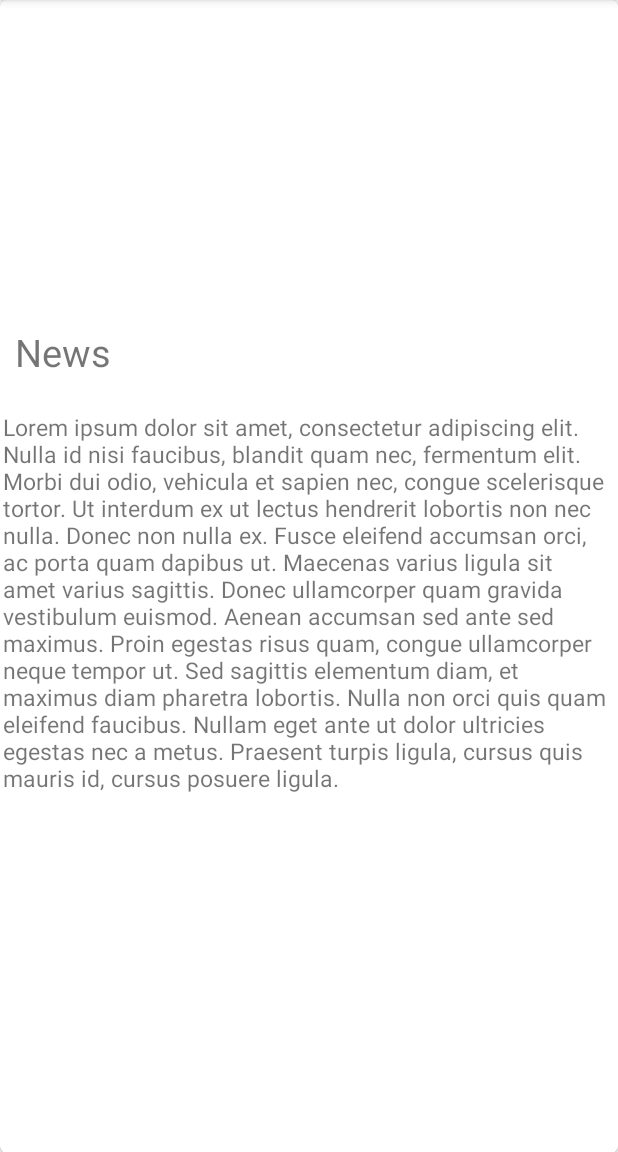
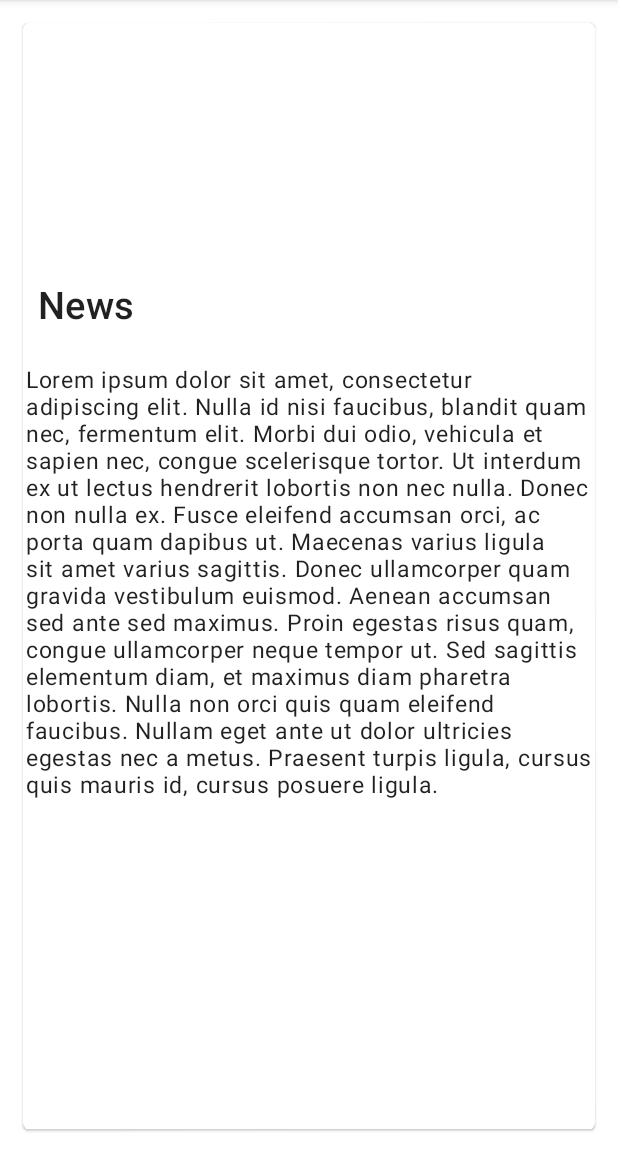
Before and after one commit to gogamid/SportNews, an Android app: the fragment ContentFragment placed in its activity, on a phone screen of 412 x 824 dp, the part 84-1236 px from its top. Run offline under Robolectric (Android 15) with nearby library versions, the phone set to English and light mode, and no system bars.

Commit message:
feat(ui): improve the ui of the app

```diff
--- a/app/src/main/java/com/example/sportsnews/data/Datasource.kt
+++ b/app/src/main/java/com/example/sportsnews/data/Datasource.kt
@@ -14,7 +14,7 @@ class Datasource {
     News(R.drawable.icon_running, "Running", "Here are some Running news"),
     News(R.drawable.icon_soccer, "Soccer", "Here are some Soccer news"),
     News(R.drawable.icon_swimming, "Swimming", "Here are some Swimming news"),
-    News(R.drawable.img_tabletennis, "Table Tennis", "Here are some Table Tennis news"),
-    News(R.drawable.img_tennis, "Tennis", "Here are some Tennis news")
+    News(R.drawable.icon_tabletennis, "Table Tennis", "Here are some Table Tennis news"),
+    News(R.drawable.icon_tennis, "Tennis", "Here are some Tennis news")
   )
 }
--- a/app/src/main/res/layout/fragment_content.xml
+++ b/app/src/main/res/layout/fragment_content.xml
@@ -8,7 +8,8 @@
 
     <com.google.android.material.card.MaterialCardView
         android:layout_width="match_parent"
-        android:layout_height="match_parent">
+        android:layout_height="match_parent"
+        android:layout_margin="15dp">
 
         <androidx.constraintlayout.widget.ConstraintLayout
             android:layout_width="match_parent"
@@ -27,16 +28,18 @@
 
             <TextView
                 android:id="@+id/title_tv"
+                style="@style/SportsTitle"
                 android:layout_width="wrap_content"
                 android:layout_height="wrap_content"
                 android:layout_marginStart="10dp"
                 android:textSize="35sp"
+                app:layout_constraintBottom_toBottomOf="@+id/image_view"
                 app:layout_constraintStart_toStartOf="parent"
-                app:layout_constraintTop_toBottomOf="@+id/image_view"
                 tools:text="Basketball" />
 
             <TextView
                 android:id="@+id/news_tv"
+                style="@style/SportsDetailText"
                 android:layout_width="wrap_content"
                 android:layout_height="wrap_content"
                 android:layout_marginTop="20dp"
@@ -48,6 +51,7 @@
 
             <TextView
                 android:id="@+id/content_tv"
+                style="@style/SportsBody"
                 android:layout_width="match_parent"
                 android:layout_height="wrap_content"
                 android:layout_marginTop="20dp"
--- a/app/src/main/res/layout/sports_item.xml
+++ b/app/src/main/res/layout/sports_item.xml
@@ -24,16 +24,19 @@
 
         <TextView
             android:id="@+id/title_tv"
+            style="@style/SportsTitle"
             android:layout_width="wrap_content"
             android:layout_height="wrap_content"
             android:layout_marginStart="20dp"
             android:layout_marginTop="20dp"
+            android:textColor="@color/black"
             app:layout_constraintStart_toEndOf="@+id/imageView"
             app:layout_constraintTop_toTopOf="parent"
             tools:text="Basketball" />
 
         <TextView
             android:id="@+id/news_tv"
+            style="@style/SportsDetailText"
             android:layout_width="wrap_content"
             android:layout_height="wrap_content"
             android:layout_marginTop="20dp"
@@ -45,6 +48,7 @@
 
         <TextView
             android:id="@+id/content_tv"
+            style="@style/SportsBody"
             android:layout_width="wrap_content"
             android:layout_height="wrap_content"
             android:layout_marginTop="20dp"
--- a/app/src/main/res/values/themes.xml
+++ b/app/src/main/res/values/themes.xml
@@ -1,4 +1,4 @@
-<resources xmlns:tools="http://schemas.android.com/tools">
+<resources>
     <!-- Base application theme. -->
     <style name="Theme.SportsNews" parent="Theme.MaterialComponents.DayNight.DarkActionBar">
         <!-- Primary brand color. -->
@@ -10,7 +10,20 @@
         <item name="colorSecondaryVariant">@color/teal_700</item>
         <item name="colorOnSecondary">@color/black</item>
         <!-- Status bar color. -->
-        <item name="android:statusBarColor" tools:targetApi="l">?attr/colorPrimaryVariant</item>
+        <item name="android:statusBarColor">?attr/colorPrimaryVariant</item>
         <!-- Customize your theme here. -->
     </style>
+
+    <style name="Theme.Sports.AppBarOverlay" parent="ThemeOverlay.MaterialComponents.Dark.ActionBar" />
+
+    <style name="Theme.Sports.PopupOverlay" parent="ThemeOverlay.MaterialComponents.Light" />
+
+    <style name="SportsDetailText" parent="TextAppearance.MaterialComponents.Headline6" />
+
+    <style name="SportsBody" parent="TextAppearance.MaterialComponents.Body1" />
+
+    <style name="SportsTitle" parent="TextAppearance.MaterialComponents.Headline5">
+        <item name="android:textColor">@color/white</item>
+    </style>
+
 </resources>
```
